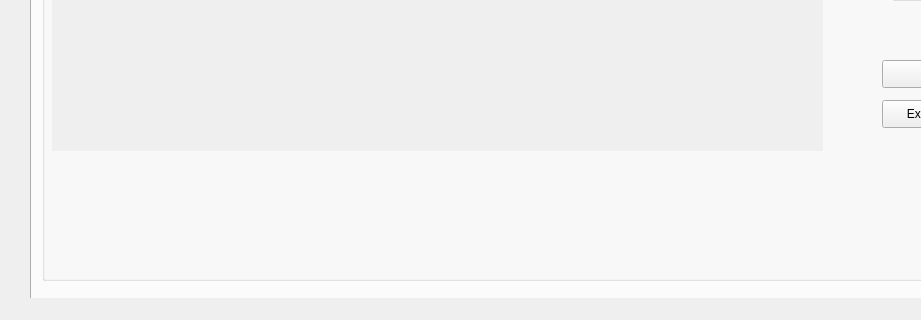
This is mainwindow.ui in Happy-Ferret/Fluff64 as Qt 5 draws it before an edit; both pictures show x 0 to 921 and y 522 to 842 of the 1298 by 842 pixel window. The edited form follows.
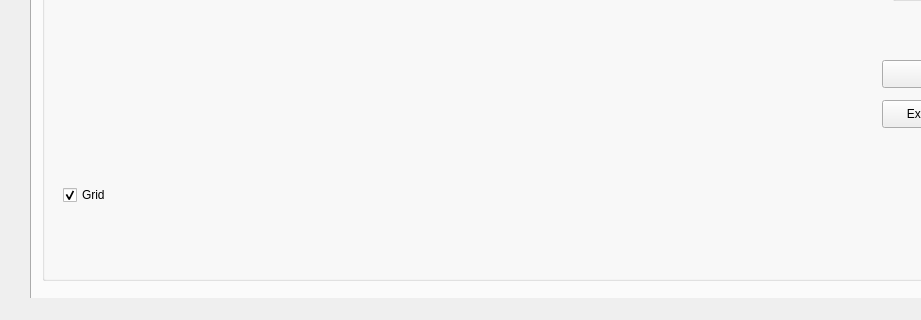
This is the edited form.

```diff
--- a/mainwindow.ui
+++ b/mainwindow.ui
@@ -13,6 +13,9 @@
   <property name="windowTitle">
    <string>Fluff 64 0.01</string>
   </property>
+  <property name="autoFillBackground">
+   <bool>true</bool>
+  </property>
   <widget class="QWidget" name="centralWidget">
    <widget class="QTabWidget" name="tabWidget">
     <property name="geometry">
@@ -91,7 +94,7 @@
         </rect>
        </property>
        <property name="autoFillBackground">
-        <bool>true</bool>
+        <bool>false</bool>
        </property>
        <property name="text">
         <string/>
@@ -148,6 +151,50 @@
         <layout class="QGridLayout" name="layoutColorsEdit"/>
        </widget>
       </widget>
+      <widget class="QLabel" name="lblGrid">
+       <property name="enabled">
+        <bool>true</bool>
+       </property>
+       <property name="geometry">
+        <rect>
+         <x>10</x>
+         <y>10</y>
+         <width>771</width>
+         <height>581</height>
+        </rect>
+       </property>
+       <property name="autoFillBackground">
+        <bool>false</bool>
+       </property>
+       <property name="text">
+        <string/>
+       </property>
+       <property name="scaledContents">
+        <bool>true</bool>
+       </property>
+      </widget>
+      <widget class="QWidget" name="horizontalLayoutWidget_3">
+       <property name="geometry">
+        <rect>
+         <x>10</x>
+         <y>610</y>
+         <width>761</width>
+         <height>51</height>
+        </rect>
+       </property>
+       <layout class="QHBoxLayout" name="horizontalLayout_2">
+        <item>
+         <widget class="QCheckBox" name="chkGrid">
+          <property name="text">
+           <string>Grid</string>
+          </property>
+          <property name="checked">
+           <bool>true</bool>
+          </property>
+         </widget>
+        </item>
+       </layout>
+      </widget>
      </widget>
     </widget>
     <widget class="QWidget" name="tab_2">
```
